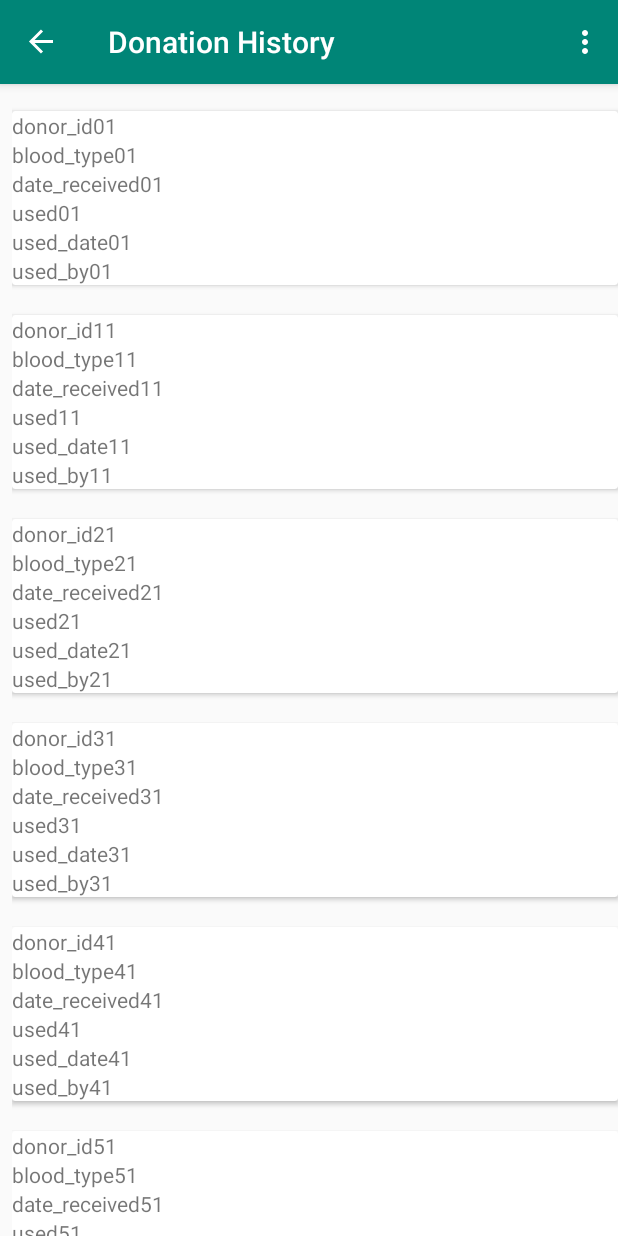
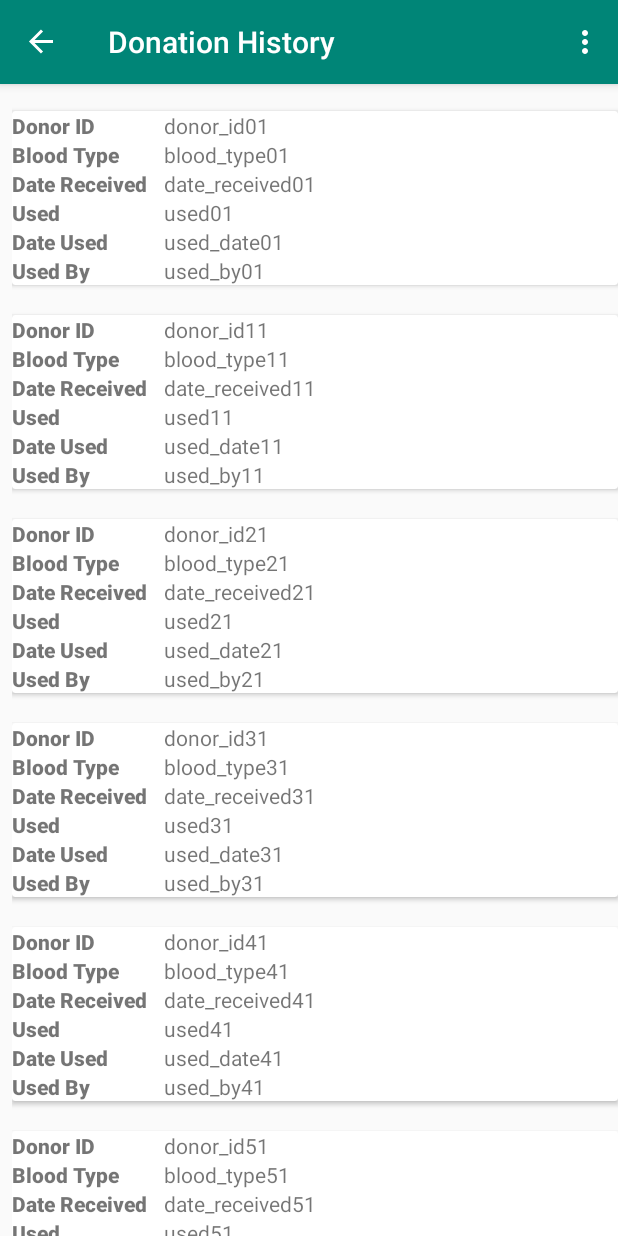
Before and after one commit to kuroa-me/cis454-blood, an Android app: the donor_history screen opened through its navigation route, on a phone screen of 412 x 824 dp. Run offline under Robolectric (Android 15) with nearby library versions, the phone set to English and light mode, and no system bars; our stand-ins replace navigation-ui; network calls fail; 27 statements that could not run were skipped.

Commit message:
modify string.xml and donor_history_listitem.xml

```diff
--- a/frontend-android/app/src/main/res/layout/donor_history_listitem.xml
+++ b/frontend-android/app/src/main/res/layout/donor_history_listitem.xml
@@ -9,9 +9,70 @@
         android:layout_marginVertical="10dp">
 
         <LinearLayout
+            android:layout_width="match_parent"
+            android:layout_height="match_parent"
+            android:orientation="horizontal">
+
+            <LinearLayout
+                android:layout_width="match_parent"
+                android:layout_height="wrap_content"
+                android:layout_weight="3"
+                android:orientation="vertical">
+
+                <TextView
+                    android:id="@+id/textView7"
+                    android:layout_width="match_parent"
+                    android:layout_height="wrap_content"
+                    android:layout_gravity="center_horizontal"
+                    android:fontFamily="sans-serif-black"
+                    android:text="@string/donor_id" />
+
+                <TextView
+                    android:id="@+id/textView8"
+                    android:layout_width="match_parent"
+                    android:layout_height="wrap_content"
+                    android:layout_gravity="center_horizontal"
+                    android:fontFamily="sans-serif-black"
+                    android:text="@string/blood" />
+
+                <TextView
+                    android:id="@+id/textView9"
+                    android:layout_width="match_parent"
+                    android:layout_height="wrap_content"
+                    android:layout_gravity="center_horizontal"
+                    android:fontFamily="sans-serif-black"
+                    android:text="@string/date_received" />
+
+                <TextView
+                    android:id="@+id/textView10"
+                    android:layout_width="match_parent"
+                    android:layout_height="wrap_content"
+                    android:layout_gravity="center_horizontal"
+                    android:fontFamily="sans-serif-black"
+                    android:text="@string/used" />
+
+                <TextView
+                    android:id="@+id/textView11"
+                    android:layout_width="match_parent"
+                    android:layout_height="wrap_content"
+                    android:layout_gravity="center_horizontal"
+                    android:fontFamily="sans-serif-black"
+                    android:text="@string/date_used" />
+
+                <TextView
+                    android:id="@+id/textView12"
+                    android:layout_width="match_parent"
+                    android:layout_height="wrap_content"
+                    android:layout_gravity="center_horizontal"
+                    android:fontFamily="sans-serif-black"
+                    android:text="@string/used_by" />
+            </LinearLayout>
+
+            <LinearLayout
                 android:id="@+id/donor_history_linearLayout"
                 android:layout_width="match_parent"
                 android:layout_height="wrap_content"
+                android:layout_weight="1"
                 android:orientation="vertical">
 
                 <TextView
@@ -50,6 +111,7 @@
                     android:layout_height="wrap_content"
                     android:text="TextView" />
             </LinearLayout>
+        </LinearLayout>
 
     </androidx.cardview.widget.CardView>
 </LinearLayout>
--- a/frontend-android/app/src/main/res/values/strings.xml
+++ b/frontend-android/app/src/main/res/values/strings.xml
@@ -26,6 +26,11 @@
     <string name="ask_requester">Are you sure you want to make a new request?</string>
     <string name="yes">Yes</string>
     <string name="no">No</string>
+    <string name="donor_id">Donor ID</string>
+    <string name="date_received">Date Received</string>
+    <string name="used">Used</string>
+    <string name="date_used">Date Used</string>
+    <string name="used_by">Used By</string>
 
 
     <string name="navigation_drawer_open">Open navigation drawer</string>
```
Lines whose indentation alone changed are shown as unchanged.
